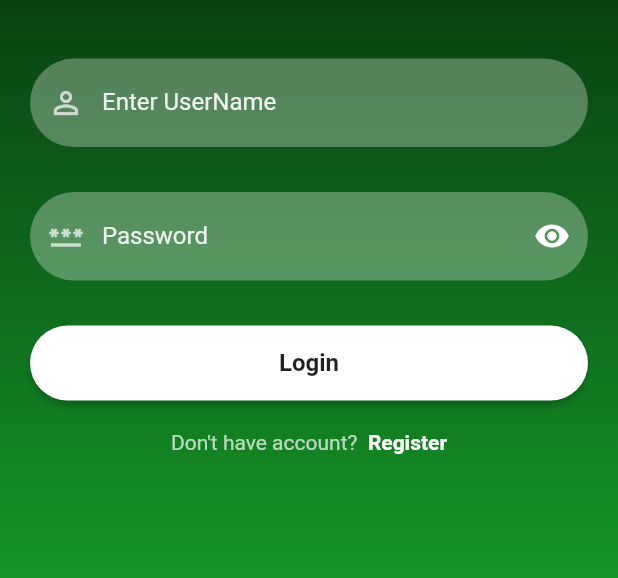
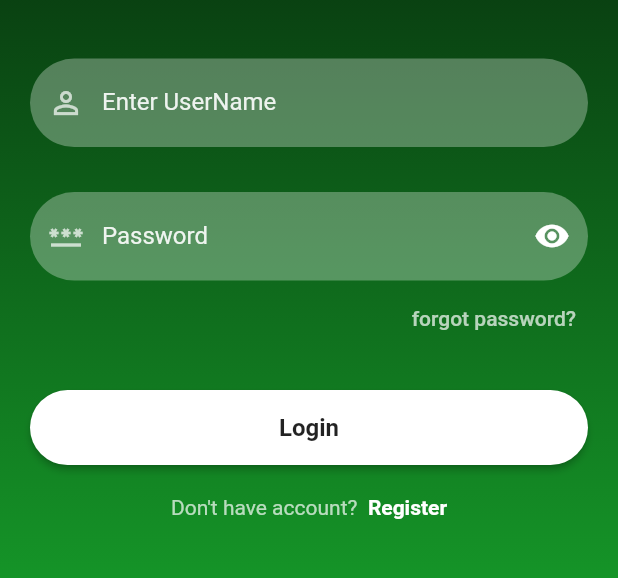
Before and after one commit to Sharangan13/project_02_final, a Flutter app: the screen it shows after launch, on a phone screen of 412 x 824 dp, the part 461-1039 px from its top. Run offline on Flutter 3.47's test engine with Material 2 defaults, Android fonts, the phone set to English and light mode, and no system bars; our stand-ins replace firebase_auth, firebase_core; accounts and stored records are empty; Roboto replaces fonts that are missing (Times New Roman).

Commit message:
forgot password incomplet

```diff
--- a/lib/screens/home.dart
+++ b/lib/screens/home.dart
@@ -131,7 +131,7 @@ class _homeState extends State<home> {
             ),
           ],
         ),
-        elevation: 10,
+        elevation: 40,
       ),
       body: Padding(
         padding: const EdgeInsets.symmetric(vertical: 10, horizontal: 10),
--- a/lib/screens/login.dart
+++ b/lib/screens/login.dart
@@ -127,7 +127,11 @@ class _login_screenState extends State<login_screen> {
                       return null;
                     },
                   ),
+                 const SizedBox(height: 8),
+                  forgetPassword(context),
+
                   SizedBox(height: 20),
+
                   firebaseUIButton(context, "Login", () {
                     if (_formKey.currentState!.validate()) {
                       FirebaseAuth.instance
@@ -174,4 +178,22 @@ class _login_screenState extends State<login_screen> {
       ],
     );
   }
+  Widget forgetPassword(BuildContext context){
+    return Container(
+      width: MediaQuery.of(context).size.width,
+      height: 35,
+      alignment: Alignment.bottomRight,
+      child: TextButton(
+        child: const Text(
+          "forgot password?",
+              style:TextStyle(color:Colors.white70),
+              textAlign: TextAlign.right,
+      ),
+        onPressed: (){},
+    ),
+        );
+
+
+  }
+
 }
```
Also changed, not shown: pubspec.lock, 1 other file.
